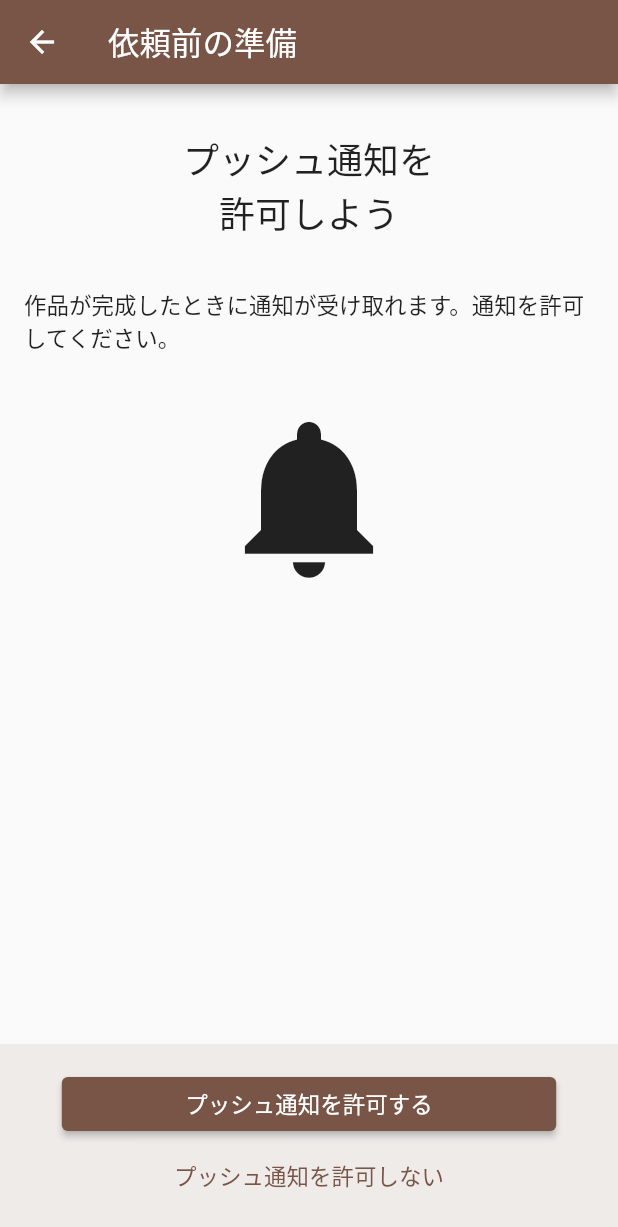
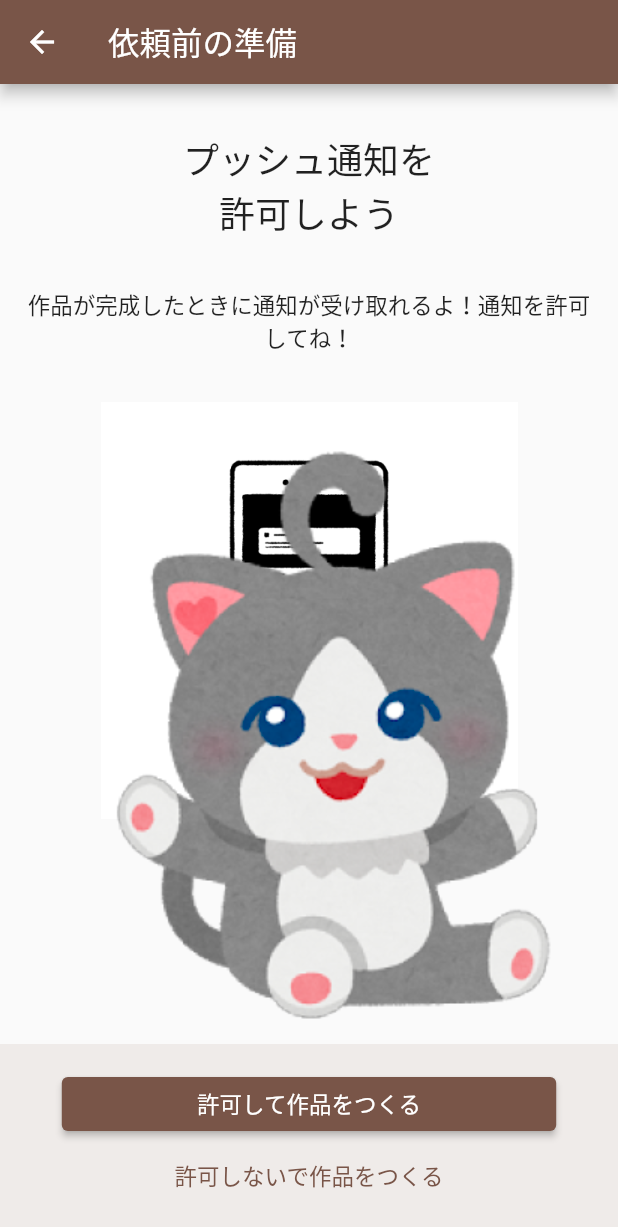
Before and after one commit to shotaIDE/my-pet-melody, a Flutter app: the RequestPushNotificationPermissionScreen screen opened directly with empty values, on a phone screen of 412 x 824 dp. Shown: the top 1227 px of the screen. Run offline on Flutter 3.47's test engine with Material 2 defaults, Android fonts, the phone set to English and light mode, and no system bars; our stand-ins replace audioplayers, dio, file_picker, firebase_messaging, flutter_riverpod, freezed_annotation and 4 more; accounts and stored records are empty; generated files the repository leaves out were written again; Roboto replaces fonts that are missing (uzura); project files that could hold a hidden picture were left out.

Commit message:
fix: PUSH通知の画面の修正

```diff
--- a/lib/ui/request_push_notification_permission_screen.dart
+++ b/lib/ui/request_push_notification_permission_screen.dart
@@ -56,24 +56,23 @@ class _SelectTemplateState
     );
 
     final description = Text(
-      '作品が完成したときに通知が受け取れます。通知を許可してください。',
+      '作品が完成したときに通知が受け取れるよ！通知を許可してね！',
       style: Theme.of(context).textTheme.bodyText1,
+      textAlign: TextAlign.center,
     );
-    const icon = Icon(Icons.notifications, size: 128);
+
+    final notificationImage =
+        Image.asset('assets/images/push_notification_banner.png');
 
     final body = SingleChildScrollView(
-      padding: const EdgeInsets.only(top: 32, bottom: 16, left: 16, right: 16),
+      padding: const EdgeInsets.only(top: 16, bottom: 203, left: 16, right: 16),
       child: Column(
         mainAxisSize: MainAxisSize.min,
         children: [
-          title,
+          description,
           Padding(
             padding: const EdgeInsets.only(top: 32),
-            child: description,
-          ),
-          const Padding(
-            padding: EdgeInsets.only(top: 32),
-            child: icon,
+            child: notificationImage,
           ),
         ],
       ),
@@ -86,18 +85,20 @@ class _SelectTemplateState
           width: MediaQuery.of(context).size.width * 0.8,
           child: ElevatedButton(
             onPressed: _requestPermissionAndSubmit,
-            child: const Text('プッシュ通知を許可する'),
+            child: const Text('許可して作品をつくる'),
           ),
         ),
         SizedBox(
           width: MediaQuery.of(context).size.width * 0.8,
           child: TextButton(
             onPressed: _submit,
-            child: const Text('プッシュ通知を許可しない'),
+            child: const Text('許可しないで作品をつくる'),
           ),
         ),
       ],
     );
+
+    final catImage = Image.asset('assets/images/speaking_cat_eye_opened.png');
 
     final footer = Container(
       alignment: Alignment.center,
@@ -116,9 +117,19 @@ class _SelectTemplateState
       ),
       body: Column(
         children: [
+          Padding(
+            padding: const EdgeInsets.only(top: 32),
+            child: title,
+          ),
           Expanded(
-            child: SafeArea(
-              child: body,
+            child: Stack(
+              children: [
+                Padding(
+                  padding: const EdgeInsets.only(top: 16),
+                  child: body,
+                ),
+                Positioned(bottom: 0, left: 16, child: catImage),
+              ],
             ),
           ),
           footer,
```
Also changed, not shown: assets/images/2.0x/push_notification_banner.png (added), assets/images/push_notification_banner.png (added).
